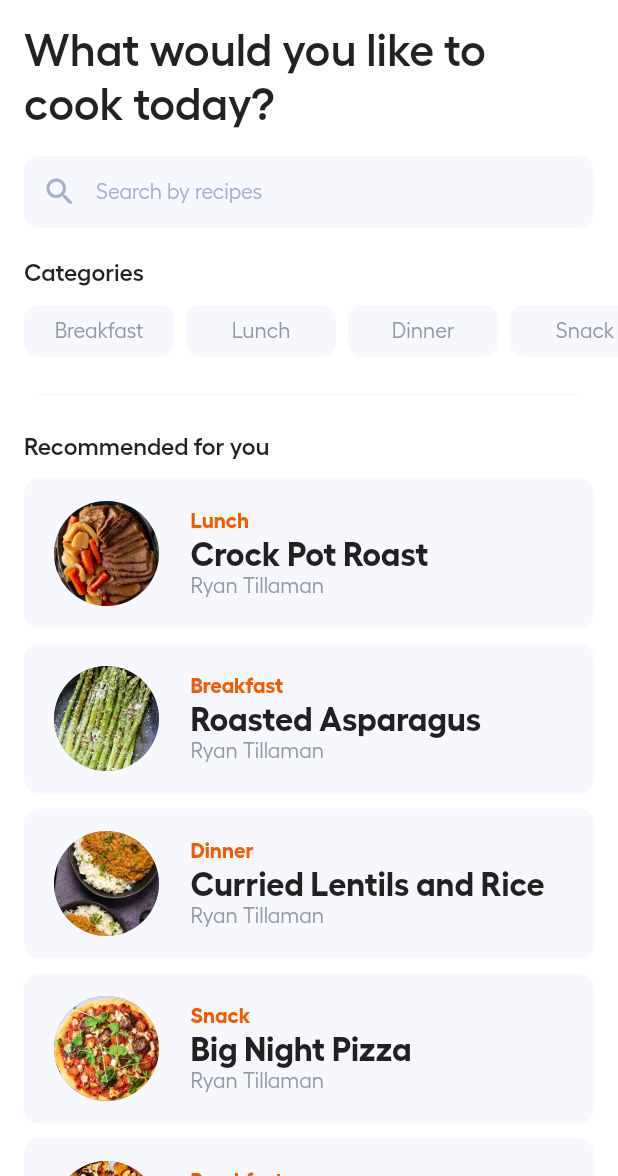
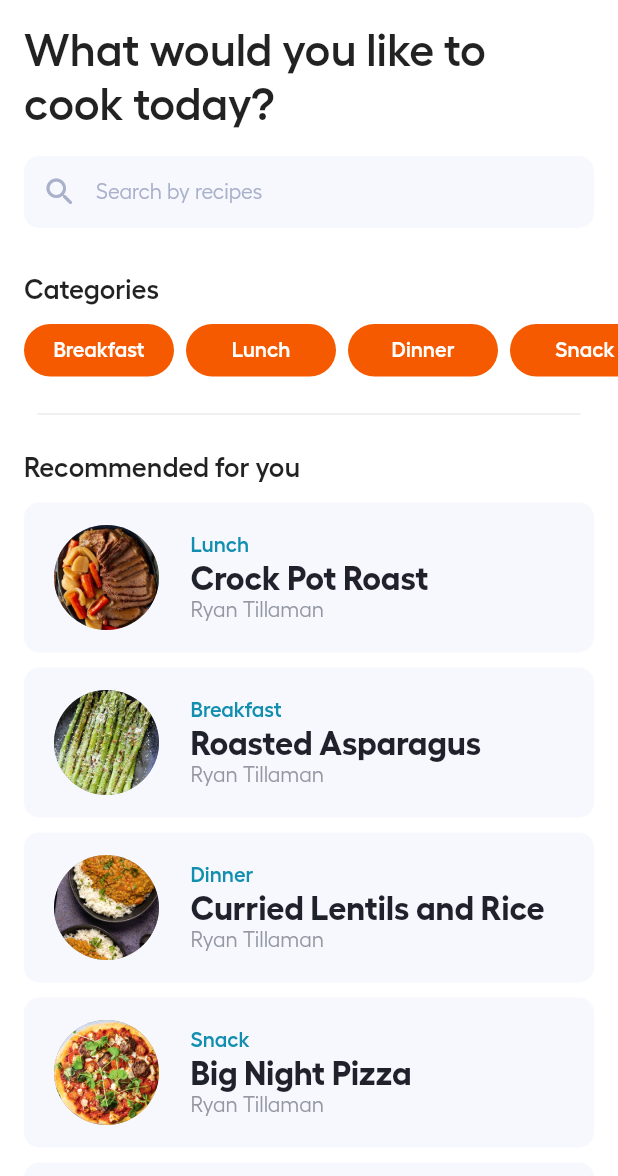
Before and after one commit to yell66w/cookbook, a Flutter app: the screen it shows after launch, on a phone screen of 412 x 824 dp, the part 60-1236 px from its top. Run offline on Flutter 3.47's test engine with Material 2 defaults, Android fonts, the phone set to English and light mode, and no system bars; our stand-ins replace cached_network_image.

Commit message:
color change

```diff
--- a/lib/main.dart
+++ b/lib/main.dart
@@ -24,6 +24,7 @@ class MyApp extends StatelessWidget {
         splashColor: const Color(0xfff7f8fe),
         hintColor: const Color(0xffa9b1ca),
         primaryColorDark: const Color(0xff9498A2),
+        cardColor: const Color(0xff128fae),
         scaffoldBackgroundColor: Colors.white,
       ),
       home: const HomePage(),
@@ -71,7 +72,7 @@ class HomePage extends StatelessWidget {
                 ),
               ),
               const SizedBox(
-                height: 20,
+                height: 30,
               ),
               const Categories(),
               const SizedBox(
@@ -79,10 +80,10 @@ class HomePage extends StatelessWidget {
               ),
               Divider(
                 height: 10,
-                thickness: 1,
+                thickness: 0.2,
                 indent: 25,
                 endIndent: 25,
-                color: Theme.of(context).splashColor,
+                color: Theme.of(context).primaryColorDark,
               ),
               const SizedBox(
                 height: 20,
@@ -97,7 +98,7 @@ class HomePage extends StatelessWidget {
                       "Recommended for you",
                       style: TextStyle(
                         fontWeight: FontWeight.w600,
-                        fontSize: 16,
+                        fontSize: 18,
                       ),
                     ),
                   ),
--- a/lib/widgets/categories.dart
+++ b/lib/widgets/categories.dart
@@ -17,7 +17,7 @@ class Categories extends StatelessWidget {
             "Categories",
             style: TextStyle(
               fontWeight: FontWeight.w600,
-              fontSize: 16,
+              fontSize: 18,
             ),
           ),
         ),
--- a/lib/widgets/category.dart
+++ b/lib/widgets/category.dart
@@ -12,16 +12,15 @@ class Category extends StatelessWidget {
     return Container(
       width: 100.0,
       decoration: BoxDecoration(
-        color: Theme.of(context).splashColor,
-        borderRadius: BorderRadius.circular(10),
+        color: Theme.of(context).primaryColor,
+        borderRadius: BorderRadius.circular(20),
       ),
       margin: EdgeInsets.only(left: ml),
       child: Center(
         child: Text(
           title,
-          style: TextStyle(
-              color: Theme.of(context).primaryColorDark,
-              fontWeight: FontWeight.normal),
+          style:
+              const TextStyle(color: Colors.white, fontWeight: FontWeight.w600),
         ),
       ),
     );
--- a/lib/widgets/food_card.dart
+++ b/lib/widgets/food_card.dart
@@ -80,15 +80,16 @@ class FoodCard extends StatelessWidget {
                   food.category,
                   style: TextStyle(
                     overflow: TextOverflow.ellipsis,
-                    color: Theme.of(context).primaryColor,
-                    fontWeight: FontWeight.bold,
+                    color: Theme.of(context).cardColor,
+                    fontWeight: FontWeight.w600,
                     fontSize: 14,
                   ),
                 ),
                 Text(
                   food.name,
-                  style: const TextStyle(
+                  style: TextStyle(
                     fontSize: 22,
+                    color: Theme.of(context).secondaryHeaderColor,
                     fontWeight: FontWeight.bold,
                     overflow: TextOverflow.ellipsis,
                   ),
```
